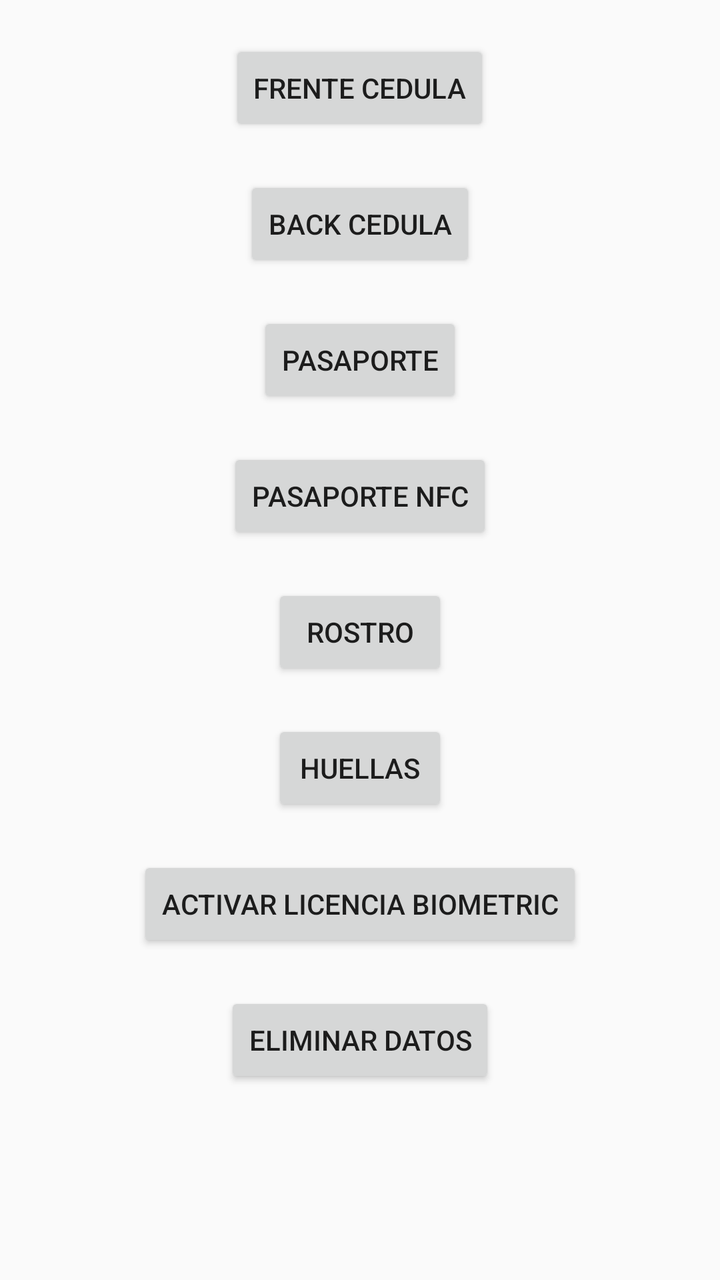
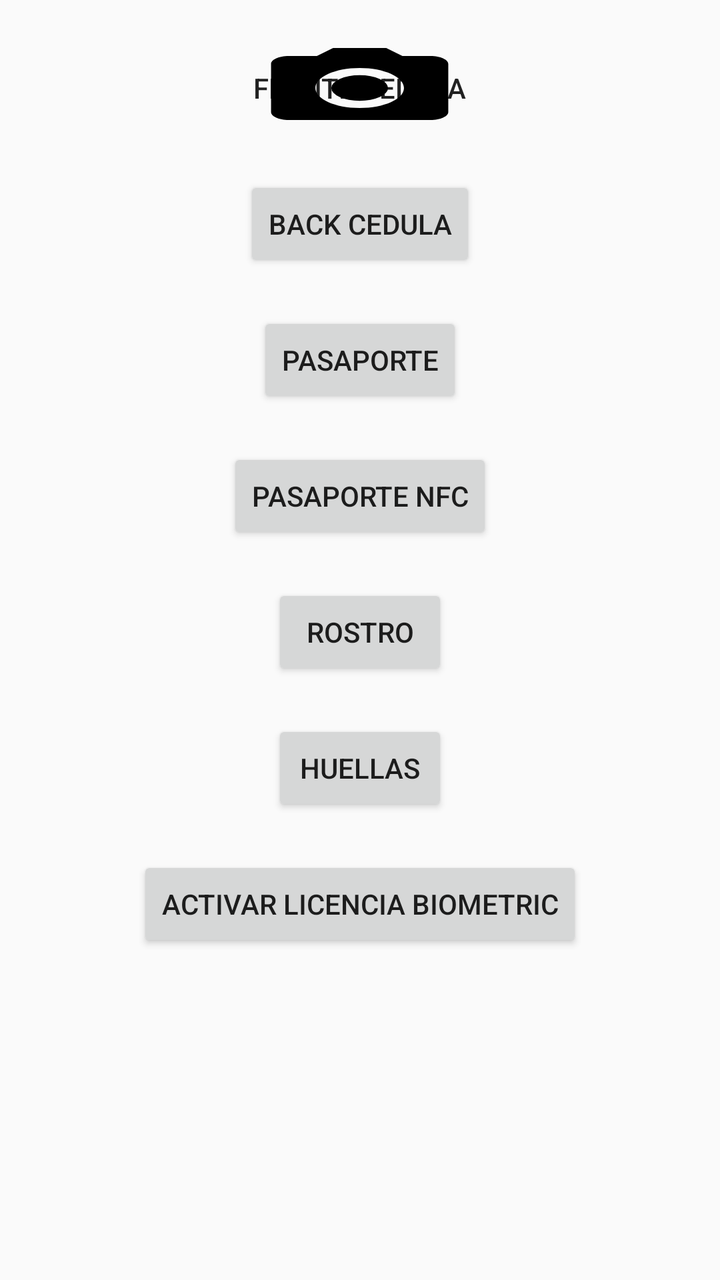

Before-and-after screenshots of an Android layout around one commit, followed by the original layout XML and the change that was made.
<!-- AndroidManifest.xml: application theme AppTheme -->
<!-- res/layout/activity_enrollment.xml -->
<?xml version="1.0" encoding="utf-8"?>
<android.support.constraint.ConstraintLayout xmlns:android="http://schemas.android.com/apk/res/android"
    xmlns:app="http://schemas.android.com/apk/res-auto"
    xmlns:tools="http://schemas.android.com/tools"
    android:layout_width="match_parent"
    android:layout_height="match_parent"
    tools:context=".Enrollment">
    <ScrollView
        android:layout_width="match_parent"
        android:layout_height="match_parent"
        tools:layout_editor_absoluteX="8dp"
        tools:layout_editor_absoluteY="8dp"
        tools:ignore="MissingConstraints">

        <LinearLayout
            android:layout_width="match_parent"
            android:layout_height="match_parent"
            android:gravity="center"
            android:orientation="vertical">

            <Button
                android:id="@+id/btnCedula1"
                android:layout_width="wrap_content"
                android:layout_height="wrap_content"
                android:layout_marginTop="20dp"
                android:text="Frente cedula" />

            <Button
                android:id="@+id/button7"
                android:layout_width="wrap_content"
                android:layout_height="wrap_content"
                android:layout_marginTop="20dp"
                android:text="Back cedula" />

            <Button
                android:id="@+id/button6"
                android:layout_width="wrap_content"
                android:layout_height="wrap_content"
                android:layout_marginTop="20dp"
                android:text="Pasaporte" />

            <Button
                android:id="@+id/button5"
                android:layout_width="wrap_content"
                android:layout_height="wrap_content"
                android:layout_marginTop="20dp"
                android:text="Pasaporte nfc" />

            <Button
                android:id="@+id/button4"
                android:layout_width="wrap_content"
                android:layout_height="wrap_content"
                android:layout_marginTop="20dp"
                android:text="Rostro" />

            <Button
                android:id="@+id/button2"
                android:layout_width="wrap_content"
                android:layout_height="wrap_content"
                android:layout_marginTop="20dp"
                android:text="Huellas" />
            <Button
                android:id="@+id/button8"
                android:layout_width="wrap_content"
                android:layout_height="wrap_content"
                android:layout_marginTop="20dp"
                android:text="activar licencia biometric" />
            <Button
                android:id="@+id/button9"
                android:layout_width="wrap_content"
                android:layout_height="wrap_content"
                android:layout_marginTop="20dp"
                android:text="Eliminar datos" />

        </LinearLayout>
    </ScrollView>
</android.support.constraint.ConstraintLayout>
<!-- resources referenced by this layout -->
<resources>
  <style name="AppTheme" parent="Theme.AppCompat.Light.DarkActionBar">
          
          <item name="colorPrimary">@color/colorPrimary</item>
          <item name="colorPrimaryDark">@color/colorPrimaryDark</item>
          <item name="colorAccent">@color/colorAccent</item>
      </style>
  <color name="colorPrimary">#CB1E1E</color>
  <color name="colorPrimaryDark">#CB1E1E</color>
  <color name="colorAccent">#CB1E1E</color>
</resources>

<!-- the commit's change to res/layout/activity_enrollment.xml (unified diff, before → after) -->
@@ -23,6 +23,7 @@
                 android:layout_width="wrap_content"
                 android:layout_height="wrap_content"
                 android:layout_marginTop="20dp"
+                android:background="@drawable/ic_menu_camera"
                 android:text="Frente cedula" />
 
             <Button
@@ -65,12 +66,14 @@
                 android:layout_height="wrap_content"
                 android:layout_marginTop="20dp"
                 android:text="activar licencia biometric" />
+
             <Button
                 android:id="@+id/button9"
                 android:layout_width="wrap_content"
                 android:layout_height="wrap_content"
                 android:layout_marginTop="20dp"
-                android:text="Eliminar datos" />
+                android:text="Eliminar datos"
+                android:visibility="invisible" />
 
         </LinearLayout>
     </ScrollView>
<!-- resource entries referenced after the edit -->
@@ -1,5 +1,18 @@
 <!-- resources referenced by this layout -->
 <resources>
+  <!-- drawable ic_menu_camera (drawable-v21) -->
+  <vector xmlns:android="http://schemas.android.com/apk/res/android"
+      android:width="24dp"
+      android:height="24dp"
+      android:viewportWidth="24.0"
+      android:viewportHeight="24.0">
+      <path
+          android:fillColor="#FF000000"
+          android:pathData="M12,12m-3.2,0a3.2,3.2 0,1 1,6.4 0a3.2,3.2 0,1 1,-6.4 0" />
+      <path
+          android:fillColor="#FF000000"
+          android:pathData="M9,2L7.17,4H4c-1.1,0 -2,0.9 -2,2v12c0,1.1 0.9,2 2,2h16c1.1,0 2,-0.9 2,-2V6c0,-1.1 -0.9,-2 -2,-2h-3.17L15,2H9zm3,15c-2.76,0 -5,-2.24 -5,-5s2.24,-5 5,-5 5,2.24 5,5 -2.24,5 -5,5z" />
+  </vector>
   <style name="AppTheme" parent="Theme.AppCompat.Light.DarkActionBar">
           
           <item name="colorPrimary">@color/colorPrimary</item>
